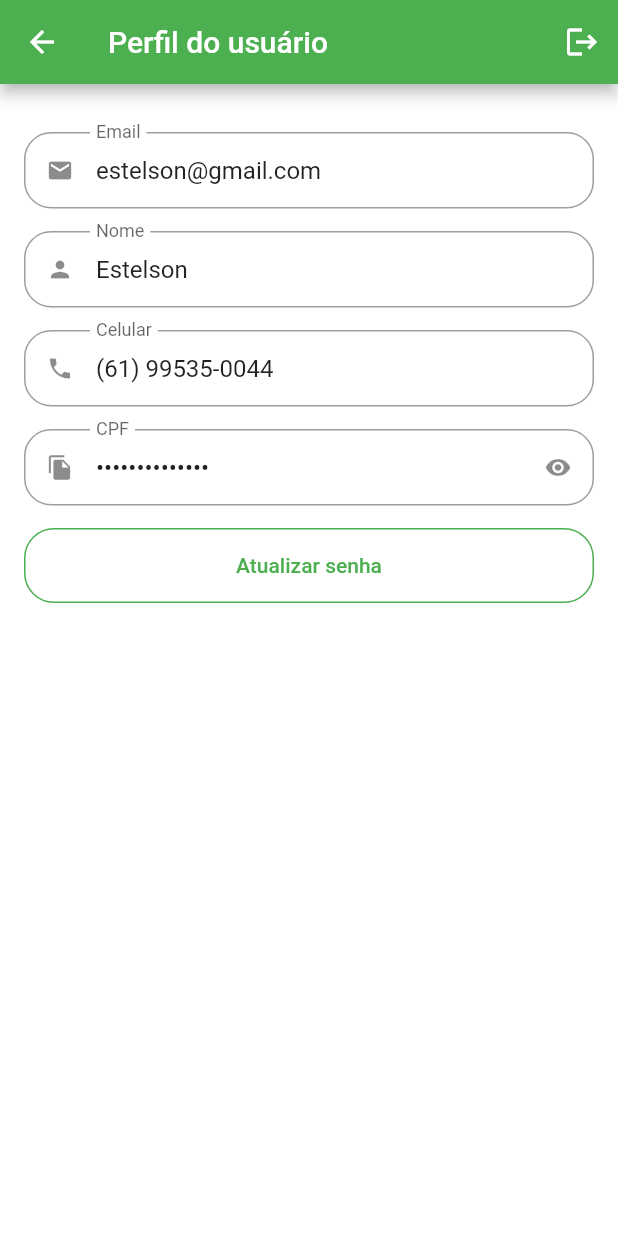
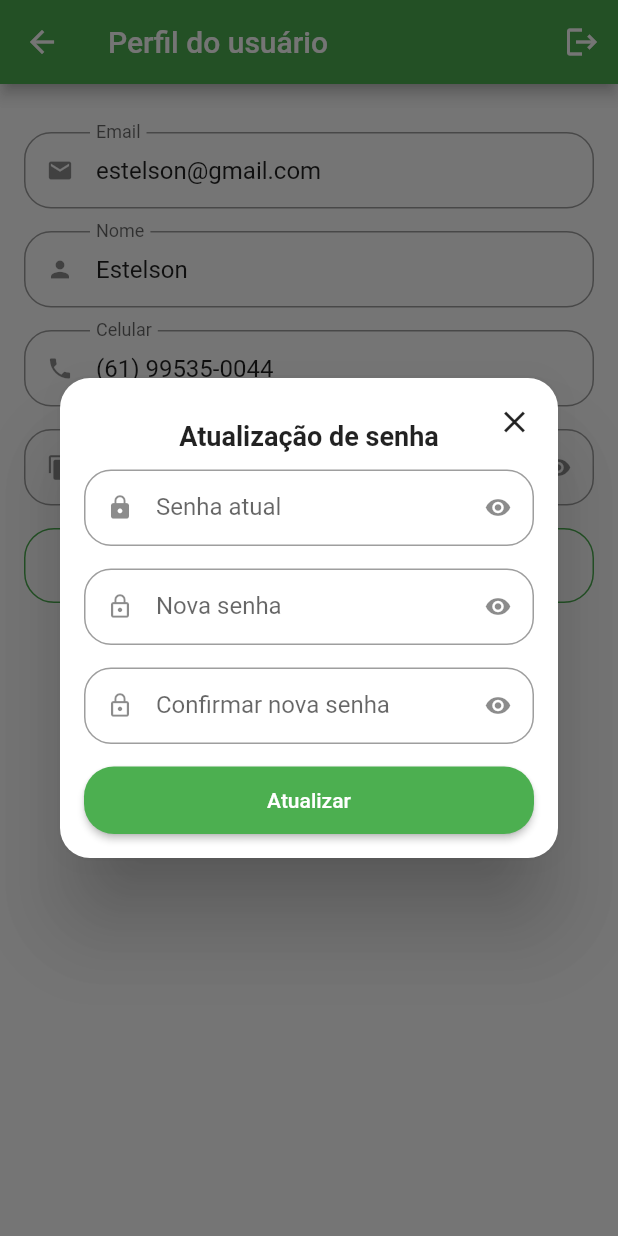
Before and after one commit to estelson/greengrocer, a Flutter app: the ProfileTab screen opened directly, after a tap on "Atualizar senha", on a phone screen of 412 x 824 dp. Run offline on Flutter 3.47's test engine with Material 2 defaults, Android fonts, the phone set to English and light mode, and no system bars; our stand-ins replace animated_text_kit, badges, mask_text_input_formatter.

Commit message:
Dialog de atualização de senha

```diff
--- a/lib/src/pages/profile/profile_tab.dart
+++ b/lib/src/pages/profile/profile_tab.dart
@@ -2,9 +2,14 @@ import 'package:flutter/material.dart';
 import 'package:greengrocer/src/pages/common_widgets/custom_text_field.dart';
 import 'package:greengrocer/src/config/app_data.dart' as app_data;
 
-class ProfileTab extends StatelessWidget {
+class ProfileTab extends StatefulWidget {
   const ProfileTab({super.key});
 
+  @override
+  State<ProfileTab> createState() => _ProfileTabState();
+}
+
+class _ProfileTabState extends State<ProfileTab> {
   @override
   Widget build(BuildContext context) {
     return Scaffold(
@@ -71,7 +76,9 @@ class ProfileTab extends StatelessWidget {
                   borderRadius: BorderRadius.circular(20),
                 ),
               ),
-              onPressed: () {},
+              onPressed: () {
+                updatePassword();
+              },
               child: const Text("Atualizar senha"),
             ),
           ),
@@ -79,4 +86,89 @@ class ProfileTab extends StatelessWidget {
       ),
     );
   }
+
+  Future<bool?> updatePassword() {
+    return showDialog(
+      context: context,
+      builder: (context) {
+        return Dialog(
+          shape: RoundedRectangleBorder(
+            borderRadius: BorderRadius.circular(20),
+          ),
+          child: Stack(
+            children: [
+              Padding(
+                padding: const EdgeInsets.all(16),
+                child: Column(
+                  crossAxisAlignment: CrossAxisAlignment.stretch,
+                  mainAxisSize: MainAxisSize.min,
+                  children: [
+                    // Título do dialog de atualização de senha
+                    const Padding(
+                      padding: EdgeInsets.symmetric(vertical: 12),
+                      child: Text(
+                        "Atualização de senha",
+                        textAlign: TextAlign.center,
+                        style: TextStyle(
+                          fontSize: 18,
+                          fontWeight: FontWeight.bold,
+                        ),
+                      ),
+                    ),
+
+                    // Senha atual
+                    const CustomTextField(
+                      isSecret: true,
+                      icon: Icons.lock,
+                      label: "Senha atual",
+                    ),
+
+                    // Nova senha
+                    const CustomTextField(
+                      isSecret: true,
+                      icon: Icons.lock_outline,
+                      label: "Nova senha",
+                    ),
+
+                    // Confirmação da nova senha
+                    const CustomTextField(
+                      isSecret: true,
+                      icon: Icons.lock_outline,
+                      label: "Confirmar nova senha",
+                    ),
+
+                    // Botão de gravar confirmação de senha
+                    SizedBox(
+                      height: 45,
+                      child: ElevatedButton(
+                        style: ElevatedButton.styleFrom(
+                          shape: RoundedRectangleBorder(
+                            borderRadius: BorderRadius.circular(20),
+                          ),
+                        ),
+                        onPressed: () {},
+                        child: const Text("Atualizar"),
+                      ),
+                    ),
+                  ],
+                ),
+              ),
+
+              // Botão de fechar a dialog
+              Positioned(
+                top: 5,
+                right: 5,
+                child: IconButton(
+                  onPressed: () {
+                    Navigator.of(context).pop();
+                  },
+                  icon: const Icon(Icons.close),
+                ),
+              ),
+            ],
+          ),
+        );
+      },
+    );
+  }
 }
```
